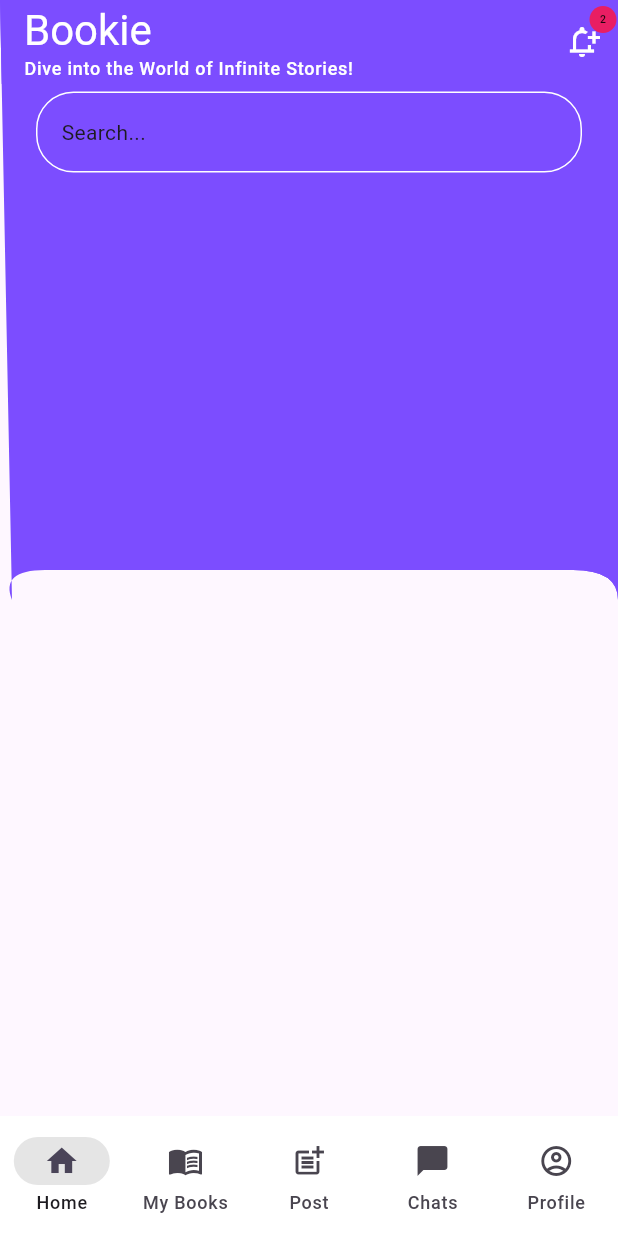
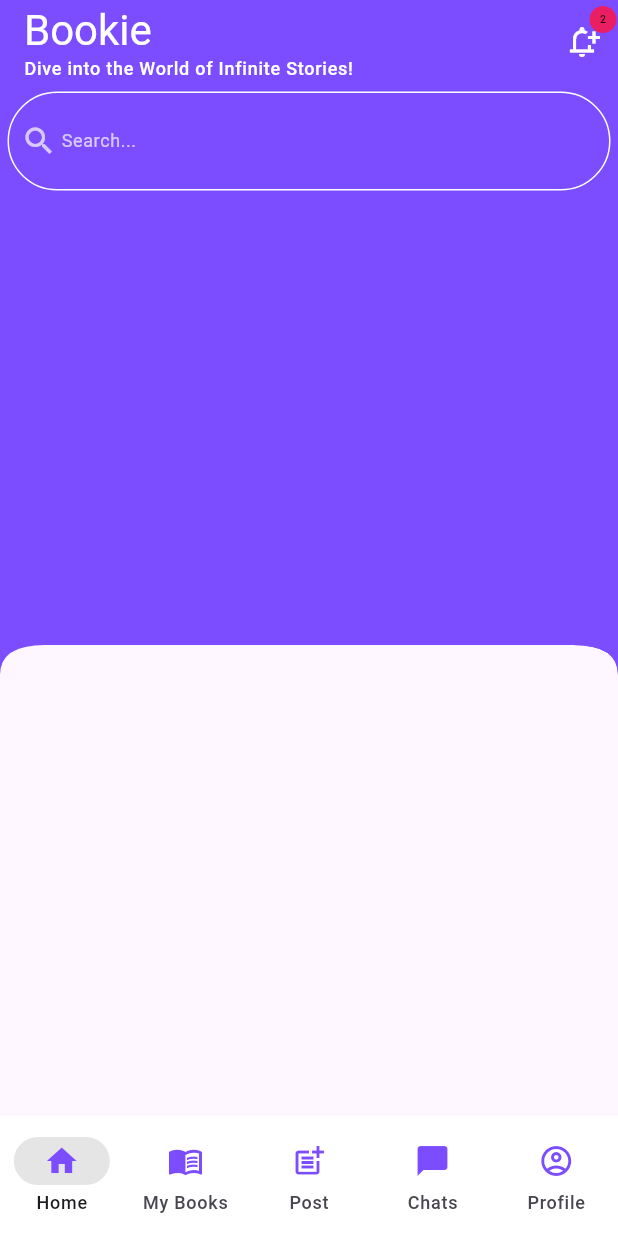
Before and after one commit to fahu5/Bookie_, a Flutter app: the NavigationMenu screen opened directly, on a phone screen of 412 x 824 dp. Run offline on Flutter 3.47's test engine with Material 3 defaults, Android fonts, the phone set to English and light mode, and no system bars; our stand-ins replace cloud_firestore, firebase_auth, firebase_core, get, pin_code_fields; accounts and stored records are empty.

Commit message:
6th commit

```diff
--- a/lib/Core/Helper/helpfunction.dart
+++ b/lib/Core/Helper/helpfunction.dart
@@ -7,6 +7,8 @@ class HelperFunctions {
     final brightness = Theme.of(context).brightness;
     return brightness == Brightness.dark;
   }
+
+
 }
 class HText {
   static String get homeAppBarTitle => 'Bookie';
@@ -15,6 +17,9 @@ class HText {
 }
 class HColors {
   static const Color textcolor = Colors.deepPurpleAccent;
+  static Color Dark = Colors.deepPurpleAccent;
+
+  static Color light =  Colors.transparent;
 }
 class DeviceUtils {
   static double getScreenWidth(BuildContext context) {
@@ -27,6 +32,10 @@ class DeviceUtils {
   static double getAppBarHeight(){
     return kToolbarHeight;
   }
+  static bool isDarkMode(BuildContext context) {
+    return Theme.of(context).brightness == Brightness.dark;
+  }
+
 }
 
 class HeaderappbarTheme{
--- a/lib/Homepage/home.dart
+++ b/lib/Homepage/home.dart
@@ -2,13 +2,14 @@ import 'package:flutter/material.dart';
 import '../Core/Helper/helpfunction.dart';
 import '../custom/primary_headercontainer.dart';
 import '../widget/header_title.dart';
+import '../widget/searchbar.dart';
 
 class Homepage extends StatelessWidget {
   const Homepage({Key? key});
 
   @override
   Widget build(BuildContext context) {
-    return Scaffold(
+    return const Scaffold(
       body: SingleChildScrollView(
         child: Column(
           children: [
@@ -16,23 +17,10 @@ class Homepage extends StatelessWidget {
             PrimaryHeaderContainer(
               child: Column(
                 children: [
-                  const HeaderTitle(),
-                  const SizedBox(height: 5.0),
+                  HeaderTitle(),
+                  SizedBox(height: 5.0),
                   // Search bar
-                  Padding(
-                    padding: const EdgeInsets.symmetric(horizontal: 24.0),
-                    child: Container(
-                      width: DeviceUtils.getScreenWidth(context),
-                      padding: const EdgeInsets.all(16.0),
-                      decoration: BoxDecoration(
-                        color: Colors.transparent,
-                        borderRadius: BorderRadius.circular(25.0),
-                        border: Border.all(color: Colors.white),
-                      ),
-                      // Add your search bar content here
-                      child: const Text("Search..."),
-                    ),
-                  ),
+                  Searchbox(),
 
                 ],
               ),
--- a/lib/custom/curvedwidgets.dart
+++ b/lib/custom/curvedwidgets.dart
@@ -4,7 +4,7 @@ class CurvedWidget extends CustomClipper<Path>{
   @override
   Path getClip(Size size){
     var path = Path();
-    path.lineTo(8, size.height);
+    path.lineTo(0, size.height);
 
     final firstCurve = Offset(0, size.height-20);
     final lastCurve = Offset(30, size.height-20);
@@ -17,6 +17,8 @@ class CurvedWidget extends CustomClipper<Path>{
     final thirdfirstCurve = Offset(size.width, size.height-20);
     final thirdlastCurve = Offset(size.width, size.height);
     path.quadraticBezierTo(thirdfirstCurve.dx, thirdfirstCurve.dy, thirdlastCurve.dx, thirdlastCurve.dy);
+
+
 
     path.lineTo(size.width, 0);
     path.close();
@@ -31,3 +33,10 @@ class CurvedWidget extends CustomClipper<Path>{
     return true;
   }
 }
+
+
+
+//path.lineTo(0, size.height * 0.75);
+//path.quadraticBezierTo(size.width*0.25, size.height*0.5, size.width*0.5, size.height*0.75);
+// path.quadraticBezierTo(size.width*0.5, size.height*1, size.width, size.height*0.75);
+//  path.lineTo(size.width, 0);
--- a/lib/custom/primary_headercontainer.dart
+++ b/lib/custom/primary_headercontainer.dart
@@ -17,7 +17,7 @@ class PrimaryHeaderContainer extends StatelessWidget {
         color: Colors.deepPurpleAccent,
         padding: const EdgeInsets.all(0),
         child: SizedBox(
-          height: 400,
+          height: 450,
           child: Stack(
             children: [
               Positioned(top: -150, right: -250, child: CircularContainer(backgroundColor: HColors.textcolor.withOpacity(0.1))),
--- a/lib/widget/footer.dart
+++ b/lib/widget/footer.dart
@@ -20,13 +20,13 @@ class NavigationMenu extends StatelessWidget {
           selectedIndex: controller.selectedIndex.value,
           onDestinationSelected: (index) => controller.selectedIndex.value = index,
           backgroundColor: controller.darkMode.value ? Colors.black : Colors.white,
-          indicatorColor: controller.darkMode.value ? Colors.white.withOpacity(0.1) : Colors.black.withOpacity(0.1),
+          indicatorColor: controller.darkMode.value ? Colors.deepPurpleAccent.withOpacity(0.1) : Colors.black.withOpacity(0.1),
           destinations: const [
-            NavigationDestination(icon: Icon(Icons.home), label: 'Home'),
-            NavigationDestination(icon: Icon(Icons.menu_book_outlined), label: 'My Books'),
-            NavigationDestination(icon: Icon(Icons.post_add_outlined), label: 'Post'),
-            NavigationDestination(icon: Icon(Icons.messenger), label: 'Chats'),
-            NavigationDestination(icon: Icon(Icons.account_circle_outlined), label: 'Profile'),
+            NavigationDestination(icon: Icon(Icons.home, color: Colors.deepPurpleAccent,), label: 'Home'),
+            NavigationDestination(icon: Icon(Icons.menu_book_outlined, color: Colors.deepPurpleAccent,), label: 'My Books'),
+            NavigationDestination(icon: Icon(Icons.post_add_outlined, color: Colors.deepPurpleAccent,), label: 'Post'),
+            NavigationDestination(icon: Icon(Icons.messenger, color: Colors.deepPurpleAccent,), label: 'Chats'),
+            NavigationDestination(icon: Icon(Icons.account_circle_outlined, color: Colors.deepPurpleAccent,), label: 'Profile'),
           ],
         ),
       ),
--- /dev/null
+++ b/lib/widget/searchbar.dart
@@ -0,0 +1,41 @@
+import 'package:flutter/material.dart';
+
+import '../Core/Helper/helpfunction.dart';
+
+class Searchbox extends StatelessWidget {
+  const Searchbox({
+    Key? key,
+  }) : super(key: key);
+
+  @override
+  Widget build(BuildContext context) {
+    return Padding(
+      padding: const EdgeInsets.symmetric(horizontal: 5.0),
+      child: Container(
+        width: DeviceUtils.getScreenWidth(context),
+        padding: const EdgeInsets.all(8.0),
+        decoration: BoxDecoration(
+          color: Colors.transparent,
+          borderRadius: BorderRadius.circular(35.0),
+          border: Border.all(color: Colors.white),
+        ),
+        child: Row(
+          children: [
+            const Icon(Icons.search, color: Colors.white70),
+            const SizedBox(width: 3.0),
+            Expanded(
+              child: TextField(
+                style: Theme.of(context).textTheme.bodySmall,
+                decoration: InputDecoration(
+                  hintText: "Search...",
+                  hintStyle: Theme.of(context).textTheme.bodySmall?.copyWith(color: Colors.white70),
+                  border: InputBorder.none,
+                ),
+              ),
+            ),
+          ],
+        ),
+      ),
+    );
+  }
+}
```
